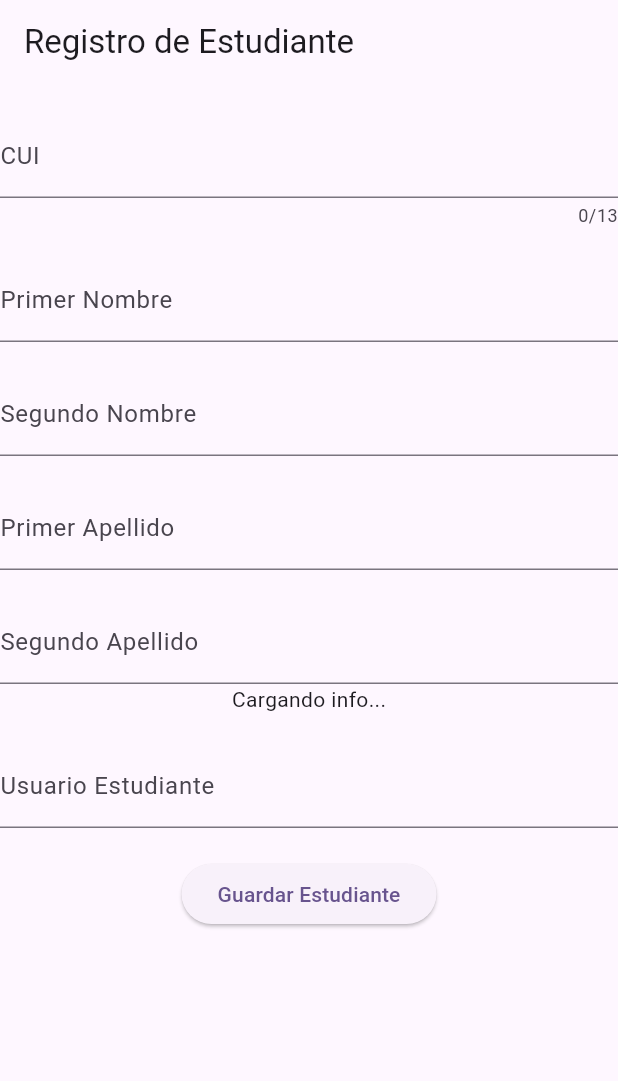
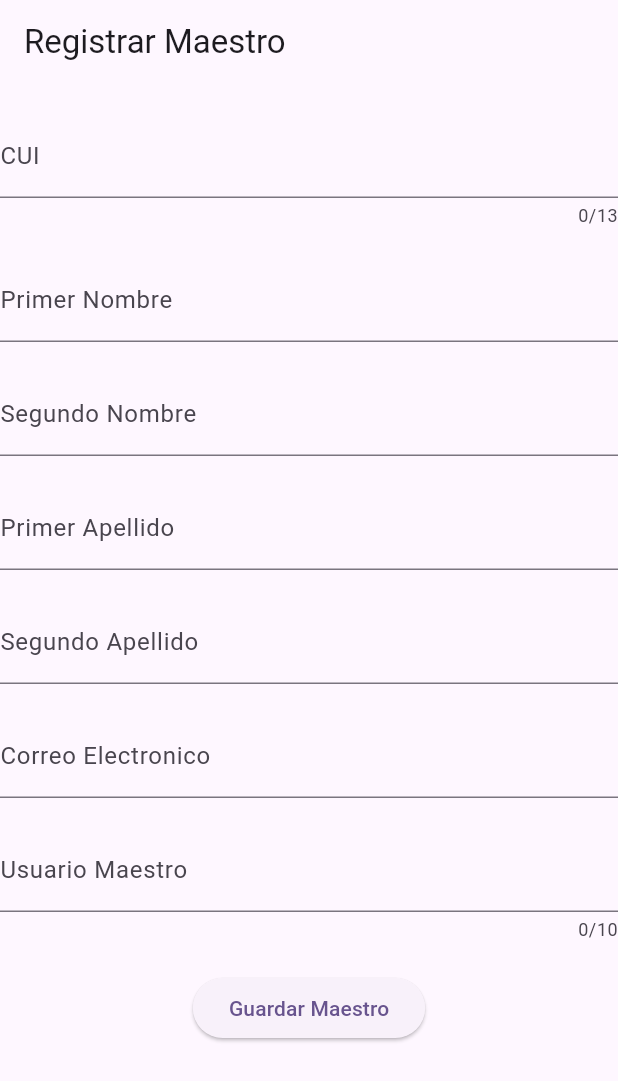
Before and after one commit to Atom-137/Proyecto-Graduacion, a Flutter app: the screen it shows after launch, on a phone screen of 412 x 824 dp. Shown: the top 1081 px of the screen. Run offline on Flutter 3.47's test engine with Material 3 defaults, Android fonts, the phone set to English and light mode, and no system bars.

Commit message:
Guardar maestros

```diff
--- a/lib/main.dart
+++ b/lib/main.dart
@@ -1,4 +1,5 @@
 import 'package:app_notas_v2/pantallas/registro_estudiante_screen.dart';
+import 'package:app_notas_v2/pantallas/registro_maestro_screen.dart';
 import 'package:app_notas_v2/providers/providers.dart';
 import 'package:flutter/material.dart';
 import 'package:provider/provider.dart';
@@ -21,7 +22,7 @@ class MyApp extends StatelessWidget {
           colorScheme: ColorScheme.fromSeed(seedColor: Colors.deepPurple),
           useMaterial3: true,
         ),
-        home: const RegistroEstudianteScreen(),
+        home: const RegistroMaestroScreen(),
       ),
     );
   }
--- a/lib/models/maestro.dart
+++ b/lib/models/maestro.dart
@@ -1,17 +1,45 @@
-class Maestro{
+import 'dart:convert';
 
-    String primerNombre       = '';
-    String segundoNombre      = '';
-    String primerApellido     = '';
-    String segundoApellido    = '';
-    String correoElectronico  = '';
-    String cui                = '';
+Maestro maestroFromJson(String str) => Maestro.fromJson(json.decode(str));
 
-    Maestro({ required this.primerNombre,
-              required this.segundoNombre,
-              required this.primerApellido,
-              required this.segundoApellido,
-              required this.correoElectronico,
-              required this.cui
-           });
+String maestroToJson(Maestro data) => json.encode(data.toJson());
+
+class Maestro {
+  String primerNombre;
+  String segundoNombre;
+  String primerApellido;
+  String segundoApellido;
+  String cui;
+  String correoElectronico;
+  String user;
+
+  Maestro({
+    required this.primerNombre,
+    required this.segundoNombre,
+    required this.primerApellido,
+    required this.segundoApellido,
+    required this.cui,
+    required this.correoElectronico,
+    required this.user
+  });
+
+  factory Maestro.fromJson(Map<String, dynamic> json) => Maestro(
+    primerNombre      : json["primerNombre"],
+    segundoNombre     : json["segundoNombre"],
+    primerApellido    : json["primerApellido"],
+    segundoApellido   : json["segundoApellido"],
+    cui               : json["cui"],
+    correoElectronico : json["correoElectronico"],
+    user              : json['user']
+  );
+
+  Map<String, dynamic> toJson() => {
+    "primerNombre"      : primerNombre,
+    "segundoNombre"     : segundoNombre,
+    "primerApellido"    : primerApellido,
+    "segundoApellido"   : segundoApellido,
+    "cui"               : cui,
+    "correoElectronico" : correoElectronico,
+    "user"              : user
+  };
 }
--- a/lib/pantallas/imports_screens.dart
+++ /dev/null
@@ -1 +0,0 @@
-export 'package:flutter/material.dart';
--- a/lib/pantallas/iniciar_sesion_screen.dart
+++ b/lib/pantallas/iniciar_sesion_screen.dart
@@ -1,6 +1,4 @@
 import 'package:flutter/material.dart';
-
-import 'imports_screens.dart';
 
 
 class  IniciarSesionScreen extends StatefulWidget {
--- a/lib/pantallas/registro_estudiante_screen.dart
+++ b/lib/pantallas/registro_estudiante_screen.dart
@@ -1,7 +1,6 @@
 import 'dart:convert';
 
 import 'package:app_notas_v2/providers/providers.dart';
-import 'package:app_notas_v2/shared/services/form_dynamic_service.dart';
 
 import 'package:flutter/material.dart';
 import 'package:provider/provider.dart';
--- a/lib/pantallas/registro_maestro_screen.dart
+++ b/lib/pantallas/registro_maestro_screen.dart
@@ -1,7 +1,15 @@
+import 'dart:convert';
+
 import 'package:flutter/material.dart';
+import 'package:provider/provider.dart';
 
-class RegistroEstudianteScreen extends StatelessWidget {
-  const RegistroEstudianteScreen({super.key});
+import '../models/models.dart';
+import '../providers/providers.dart';
+import '../shared/services/services.dart';
+import '../widgets/widgets.dart';
+
+class RegistroMaestroScreen extends StatelessWidget {
+  const RegistroMaestroScreen({super.key});
 
 
   @override
@@ -14,11 +22,37 @@ class _FormRegistroMaestro extends StatelessWidget {
 
   @override
   Widget build(BuildContext context) {
+          final FormdynamicProvider formDynamicProvider = Provider.of<FormdynamicProvider>(context);
+          final FormDynamicService formDynamicServide   = FormDynamicService();
+          final query = QueryService();
+          const form  = 'registroMaestro';
+
            return Scaffold(
-                appBar: AppBar( title: const Text('Registro de Maestros')),
-                body  : const SingleChildScrollView(
-                      child : Text("Form maestro")
-                ),
-          );
+               appBar: AppBar( title: const Text('Registrar Maestro')),
+               body  : SingleChildScrollView(
+                 child: Center(
+                     child: Column( children: [
+                       formDynamicServide.obtenerFormulario(form, () async {
+
+                             final datos = formDynamicProvider.obtenerDatos( hashForm: form );
+
+                             final datosbd = jsonDecode(datos)['campos'];
+
+                             Maestro maestroNuevo = Maestro.fromJson( datosbd );
+
+                             RespuestaApi rs = await query.ejecutarQuery('crearMaestro', jsonEncode( maestroNuevo ));
+
+                             if( !context.mounted ) return;
+
+                             Color colorRespuesta = rs.respuesta == 'success' ? Colors.green : Colors.orange;
+                             UltisWidget().mostrarMensaje(context, rs.mensaje, colorRespuesta);
+
+                          }
+                       )
+                     ],
+                     )
+                 ),
+               )
+           );
   }
 }
--- /dev/null
+++ b/lib/pantallas/screens.dart
@@ -0,0 +1,4 @@
+export 'iniciar_sesion_screen.dart';
+export 'registro_estudiante_screen.dart';
+export 'registro_maestro_screen.dart';
+export 'registro_notas_screen.dart';
--- a/lib/shared/services/catalogos_service.dart
+++ b/lib/shared/services/catalogos_service.dart
@@ -12,5 +12,13 @@ class CatalogosService{
 
       }
 
+      Future <List<dynamic>> catalogoSecciones() async {
+
+        QueryService queryService = QueryService();
+        RespuestaApi resp         = await queryService.ejecutarQueryGet('catalogoSecciones','');
+        return resp.data.toList();
+
+      }
+
 
 }
--- a/lib/shared/services/form_dynamic_service.dart
+++ b/lib/shared/services/form_dynamic_service.dart
@@ -13,7 +13,7 @@ class FormDynamicService {
       formAux = {
         "hash": tipo,
         "tipo": "form",
-        "formulario": "Form Recuperar Codigo",
+        "formulario": "Registro de Estudiante",
         "lstCampos": [
           ElementformModel(
               tipoEleForm     : 'texto',
@@ -70,6 +70,7 @@ class FormDynamicService {
               name            : "user",
               label           : "Usuario Estudiante",
               validaciones    : [],
+              maxLength       : 10,
               disabled        : false,
               hintText        : 'Ingrese el Usuario del Estudiante',
               requerido       : true),
@@ -90,6 +91,130 @@ class FormDynamicService {
       };
     }
 
+    else if ( tipo == 'registroMaestro'){
+
+      formAux = {
+        "hash": tipo,
+        "tipo": "form",
+        "formulario": "Formulario Registro de Maestros",
+        "lstCampos": [
+                    ElementformModel(
+              tipoEleForm     : 'texto',
+              name            : "cui",
+              label           : "CUI",
+              validaciones    : [],
+              disabled        : false,
+              hintText        : 'Ingrese el CUI',
+              keyboarType     : TextInputType.number,
+              maxLength       : 13,
+              requerido       : true),
+          ElementformModel(
+              tipoEleForm     : 'texto',
+              name            : "primerNombre",
+              label           : "Primer Nombre",
+              validaciones    : [],
+              disabled        : false,
+              hintText        : 'Ingrese el Primer Nombre',
+              requerido       : true),
+          ElementformModel(
+              tipoEleForm     : 'texto',
+              name            : "segundoNombre",
+              label           : "Segundo Nombre",
+              validaciones    : [],
+              disabled        : false,
+              hintText        : 'Ingrese el Segundo Nombre',
+              requerido       : true),
+          ElementformModel(
+              tipoEleForm     : 'texto',
+              name            : "primerApellido",
+              label           : "Primer Apellido",
+              validaciones    : [],
+              disabled        : false,
+              hintText        : 'Ingrese el Primer Apellido',
+              requerido       : true),
+          ElementformModel(
+              tipoEleForm     : 'texto',
+              name            : "segundoApellido",
+              label           : "Segundo Apellido",
+              validaciones    : [],
+              disabled        : false,
+              hintText        : 'Ingrese el Segundo Apellido',
+              requerido       : true),
+          ElementformModel(
+              tipoEleForm     : 'texto',
+              name            : "correoElectronico",
+              label           : "Correo Electronico",
+              validaciones    : [],
+              disabled        : false,
+              hintText        : 'Ingrese el Correo Electronico',
+              requerido       : true),
+          ElementformModel(
+              tipoEleForm     : 'texto',
+              name            : "user",
+              label           : "Usuario Maestro",
+              maxLength       : 10,
+              validaciones    : [],
+              disabled        : false,
+              hintText        : 'Ingrese el Usuario del Maestro',
+              requerido       : true),
+          ElementformModel(
+              tipoEleForm     : 'botonGuardar',
+              name            : "botonGuardar",
+              label           : "Guardar Maestro",
+              disabled        : false,
+              hintText        : 'Guardar Maestro',
+              callback        : callback,
+              requerido       : true,
+              validaciones    : [])
+        ],
+        "version": "1.0",
+        "lstAcciones": [
+          {"accion": "insertar"}
+        ]
+      };
+
+    }
+
+    else if( tipo == 'registroGrados'){
+      formAux = {
+        "hash": tipo,
+        "tipo": "form",
+        "formulario": "Registro de Estudiante",
+        "lstCampos": [
+          ElementformModel(
+              tipoEleForm     : 'texto',
+              name            : "nombreGrado",
+              label           : "grado",
+              validaciones    : [],
+              disabled        : false,
+              hintText        : 'Ingrese el Grado',
+              requerido       : true),
+          ElementformModel(
+              tipoEleForm   : 'dropdown',
+              name          : "seccion",
+              label         : "Seccion Grado",
+              validaciones  : [],
+              disabled      : false,
+              hintText      : 'Seleccione la seccion',
+              requerido     : true),
+          ElementformModel(
+              tipoEleForm     : 'botonGuardar',
+              name            : "botonGuardar",
+              label           : "Guardar Estudiante",
+              disabled        : false,
+              hintText        : 'Guardar Estudiante',
+              callback        : callback,
+              requerido       : true,
+              validaciones    : [])
+        ],
+        "version": "1.0",
+        "lstAcciones": [
+          {"accion": "insertar"}
+        ]
+      };
+
+
+    }
     return FormDynamicWidget(formAux);
   }
 }
--- a/lib/shared/services/services.dart
+++ b/lib/shared/services/services.dart
@@ -1,2 +1,3 @@
 export 'query_service.dart';
 export 'catalogos_service.dart';
+export 'form_dynamic_service.dart';
--- a/lib/widgets/formDynamyc_widget.dart
+++ b/lib/widgets/formDynamyc_widget.dart
@@ -9,7 +9,7 @@ class FormDynamicWidget extends StatefulWidget {
 
   final Map<String, dynamic> formAux;
 
-  const FormDynamicWidget( this.formAux, {super.key});
+  const FormDynamicWidget( this.formAux, {super.key} );
 
   @override
   State<FormDynamicWidget> createState() => _FormDynamicWidgetState();
@@ -43,6 +43,8 @@ class _FormDynamicWidgetState extends State<FormDynamicWidget> {
                                 ]);
                               }
                               else if( elementoForm.tipoEleForm == 'dropdown'){
+
+                                if( formularioAux.hash =='registrarEstudiante' ){
                                   return FutureBuilder(
                                     future : catalogos.catalogoGrados(),
                                     builder: (context, snapshot) {
@@ -50,6 +52,7 @@ class _FormDynamicWidgetState extends State<FormDynamicWidget> {
                                       if(snapshot.data != null){
                                         return Column(
                                             children:[  const SizedBox( height: 20),
+                                              const Text('Grado y Seccion '),
                                               DropdownButtonFormField<String>(
                                                   items: snapshot.data!
                                                       .map(( itemForm ){
@@ -74,12 +77,50 @@ class _FormDynamicWidgetState extends State<FormDynamicWidget> {
                                       }
                                     },
                                   );
+                                }else if( formularioAux.hash =='registroGrados'  ){
+
+                                  return FutureBuilder(
+                                    future : catalogos.catalogoGrados(),
+                                    builder: (context, snapshot) {
+
+                                      if(snapshot.data != null){
+                                        return Column(
+                                            children:[  const SizedBox( height: 20),
+                                              const Text('Grado y Seccion '),
+                                              DropdownButtonFormField<String>(
+                                                  items: snapshot.data!
+                                                      .map(( itemForm ){
+
+                                                    return  DropdownMenuItem(
+                                                        value : itemForm['idGrado'].toString(),
+                                                        child : Text(itemForm['nombreGrado'])
+                                                    );
+                                                  }
+                                                  ).toList(),
+                                                  onChanged: (value) {
+                                                    formProvider.asignarControlador( hashForm : formularioAux.hash,
+                                                        campo    : elementoForm.name,
+                                                        valor    : value);
+                                                  }
+                                              )
+
+                                            ]
+                                        );
+                                      }else{
+                                        return const Text('Cargando info...');
+                                      }
+                                    },
+                                  );
+                                }
+
+
 
                               }else if ( elementoForm.tipoEleForm == 'checkbox'){
                                 return Column(
                                     children: [
                                       const SizedBox( height:  20 ),
-                                      CheckBoxDynamicWidget( labelCheckbox  : elementoForm.label,
+                                      CheckBoxDynamicWidget(
+                                          labelCheckbox  : elementoForm.label,
                                                              hash           : formularioAux.hash,
                                                              campo          : elementoForm.name)
                                     ]);
```
Lines whose indentation alone changed are shown as unchanged.
